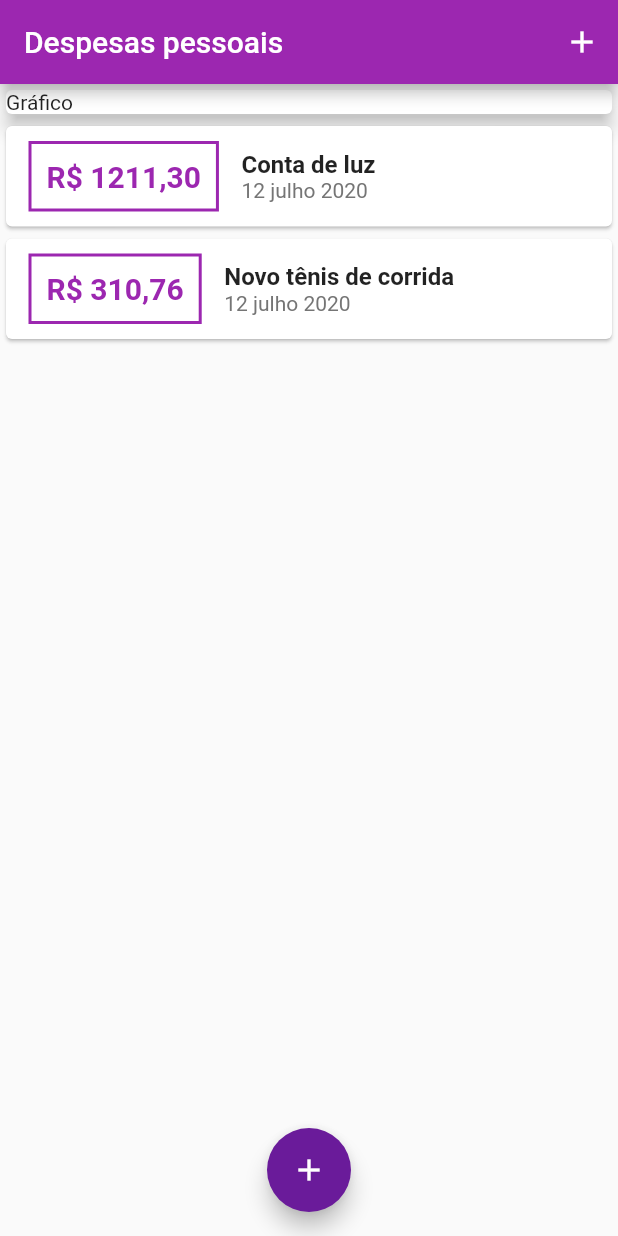
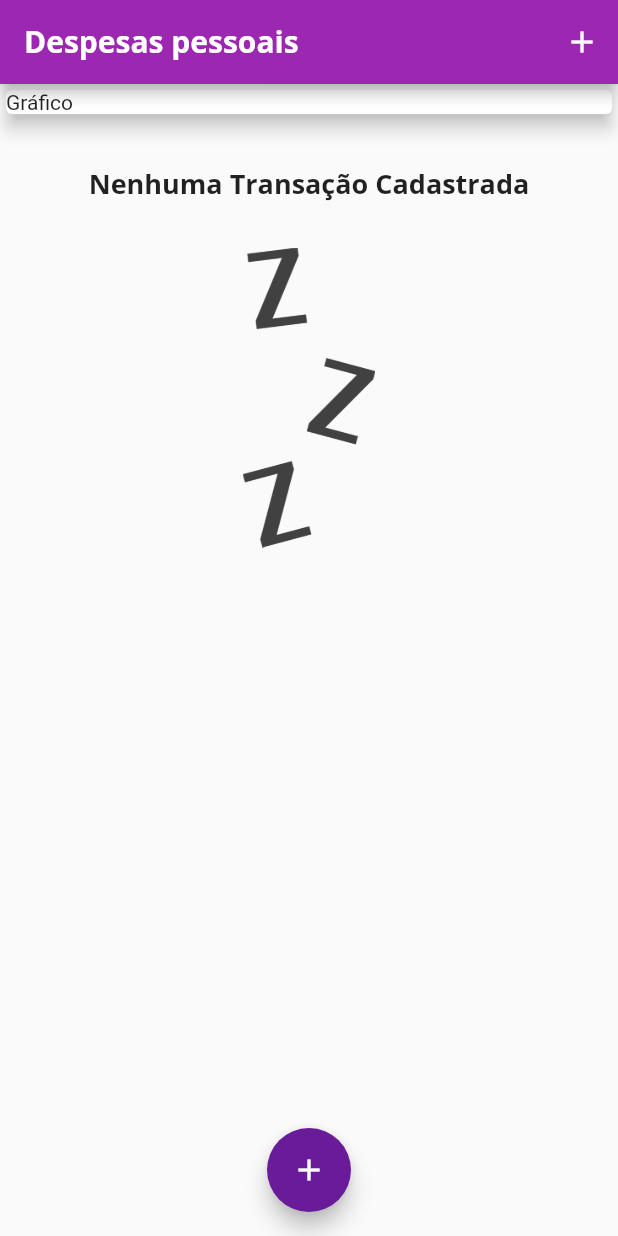
Before and after one commit to lucasbiancogs/expenses, a Flutter app: the screen it shows after launch, on a phone screen of 412 x 824 dp. Run offline on Flutter 3.47's test engine with Material 2 defaults, Android fonts, the phone set to English and light mode, and no system bars.

```diff
--- a/lib/components/transaction_list.dart
+++ b/lib/components/transaction_list.dart
@@ -15,7 +15,27 @@ class TransactionList extends StatelessWidget {
 
     return Container(
       height: 600,
-      child: ListView.builder(
+      child: transactions.isEmpty
+          ? Column(
+              children: <Widget>[
+                Container(
+                  margin: EdgeInsets.fromLTRB(0, 30, 0, 0),
+                  child: Text(
+                    'Nenhuma Transação Cadastrada',
+                    style: Theme.of(context).textTheme.headline6,
+                  ),
+                ),
+                Container(
+                  height: 200,
+                  margin: EdgeInsets.fromLTRB(0, 30, 0, 0),
+                  child: Image.asset(
+                    'assets/images/waiting.png',
+                    fit: BoxFit.cover,
+                  ),
+                )
+              ],
+            )
+          : ListView.builder(
               /*
         Ao carregar uma lista, dependendo do seu tamanho, pode custar muita memória do celular
         carregar toda a lista
@@ -45,6 +65,7 @@ class TransactionList extends StatelessWidget {
                           NumberFormat.currency(customPattern: 'R\$ #.##')
                               .format(tr.value),
                           style: TextStyle(
+                              fontFamily: 'OpenSans',
                               fontWeight: FontWeight.bold,
                               fontSize: 20,
                               color: Theme.of(context).primaryColor),
--- a/lib/main.dart
+++ b/lib/main.dart
@@ -14,9 +14,22 @@ class ExpensesApp extends StatelessWidget {
     return MaterialApp(
       home: MyHomePage(),
       theme: ThemeData(
-        primarySwatch: Colors.purple,
-        accentColor: Colors.purple[800],
-      ),
+          primarySwatch: Colors.purple,
+          accentColor: Colors.purple[800],
+          fontFamily: 'Quicksand',
+          textTheme: ThemeData.light().textTheme.copyWith(
+            headline6: TextStyle(
+              fontFamily: 'OpenSans',
+              fontSize: 18,
+              fontWeight: FontWeight.bold
+            )
+          ),
+          appBarTheme: AppBarTheme(
+              textTheme: ThemeData.light().textTheme.copyWith(
+                  headline6: TextStyle(
+                      fontFamily: 'OpenSans',
+                      fontSize: 20,
+                      fontWeight: FontWeight.w700)))),
     );
   }
 }
@@ -27,19 +40,19 @@ class MyHomePage extends StatefulWidget {
 }
 
 class _MyHomePageState extends State<MyHomePage> {
-  final _transactions = [
-    Transaction(
-        id: 't1',
-        title: 'Novo tênis de corrida',
-        value: 310.76,
-        date: DateTime.now()),
-    Transaction(
-      id: 't2',
-      title: 'Conta de luz',
-      value: 1211.30,
-      date: DateTime.now(),
-    ),
-  ].reversed.toList();
+  final List<Transaction> _transactions = [
+    // Transaction(
+    //     id: 't1',
+    //     title: 'Novo tênis de corrida',
+    //     value: 310.76,
+    //     date: DateTime.now()),
+    // Transaction(
+    //   id: 't2',
+    //   title: 'Conta de luz',
+    //   value: 1211.30,
+    //   date: DateTime.now(),
+    // ),
+  ];
 
   _addTransaction(String title, double value) {
     final newTransaction = Transaction(
@@ -93,7 +106,7 @@ class _MyHomePageState extends State<MyHomePage> {
             ),
             Column(
               children: <Widget>[
-                TransactionList(_transactions),
+                TransactionList(_transactions.reversed.toList()),
               ],
             ),
           ],
```
Also changed, not shown: pubspec.yaml (+14 -9 lines), assets/fonts/OpenSans-Bold.ttf (added), assets/fonts/OpenSans-Regular.ttf (added), assets/fonts/Quicksand-Bold.ttf (added), assets/fonts/Quicksand-Light.ttf (added), assets/fonts/Quicksand-Medium.ttf (added), assets/fonts/Quicksand-Regular.ttf (added), assets/images/waiting.png (added). Lines whose indentation alone changed are shown as unchanged.
